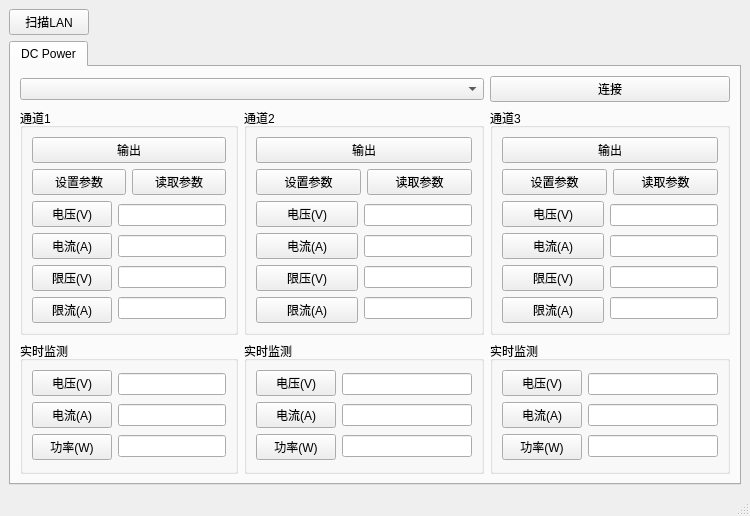
First picture: the form in mainwindow.ui, repository cjhonlyone/qt-visa-controller, before the edit.
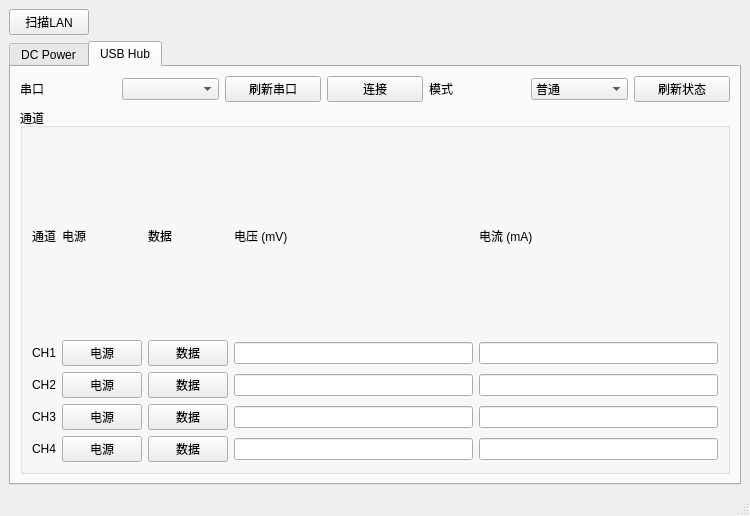
Second picture: the form after the edit. The open tabs and pages were chosen to show the change.

Commit message: Add SmartUSBHub serial controller tab + README

```diff
--- a/mainwindow.ui
+++ b/mainwindow.ui
@@ -552,6 +552,169 @@
         </item>
        </layout>
       </widget>
+      <widget class="QWidget" name="tab_hub">
+       <attribute name="title">
+        <string>USB Hub</string>
+       </attribute>
+       <layout class="QGridLayout" name="gridLayoutHub">
+        <item row="0" column="0">
+         <widget class="QLabel" name="labelHubPort">
+          <property name="text">
+           <string>串口</string>
+          </property>
+         </widget>
+        </item>
+        <item row="0" column="1">
+         <widget class="QComboBox" name="comboBox_HubPort"/>
+        </item>
+        <item row="0" column="2">
+         <widget class="QPushButton" name="REFRESHPORT_HUB">
+          <property name="text">
+           <string>刷新串口</string>
+          </property>
+         </widget>
+        </item>
+        <item row="0" column="3">
+         <widget class="QPushButton" name="CONNECT_HUB">
+          <property name="text">
+           <string>连接</string>
+          </property>
+         </widget>
+        </item>
+        <item row="0" column="4">
+         <widget class="QLabel" name="labelHubMode">
+          <property name="text">
+           <string>模式</string>
+          </property>
+         </widget>
+        </item>
+        <item row="0" column="5">
+         <widget class="QComboBox" name="comboBox_HubMode">
+          <item>
+           <property name="text">
+            <string>普通</string>
+           </property>
+          </item>
+          <item>
+           <property name="text">
+            <string>互锁</string>
+           </property>
+          </item>
+         </widget>
+        </item>
+        <item row="0" column="6">
+         <widget class="QPushButton" name="REFRESHSTATE_HUB">
+          <property name="text">
+           <string>刷新状态</string>
+          </property>
+         </widget>
+        </item>
+        <item row="1" column="0" colspan="7">
+         <widget class="QGroupBox" name="groupBox_HubChannels">
+          <property name="title">
+           <string>通道</string>
+          </property>
+          <layout class="QGridLayout" name="gridLayoutHubChannels">
+           <item row="0" column="0">
+            <widget class="QLabel" name="labelHubCh">
+             <property name="text">
+              <string>通道</string>
+             </property>
+            </widget>
+           </item>
+           <item row="0" column="1">
+            <widget class="QLabel" name="labelHubPower">
+             <property name="text">
+              <string>电源</string>
+             </property>
+            </widget>
+           </item>
+           <item row="0" column="2">
+            <widget class="QLabel" name="labelHubData">
+             <property name="text">
+              <string>数据</string>
+             </property>
+            </widget>
+           </item>
+           <item row="0" column="3">
+            <widget class="QLabel" name="labelHubVolt">
+             <property name="text">
+              <string>电压 (mV)</string>
+             </property>
+            </widget>
+           </item>
+           <item row="0" column="4">
+            <widget class="QLabel" name="labelHubCurr">
+             <property name="text">
+              <string>电流 (mA)</string>
+             </property>
+            </widget>
+           </item>
+           <item row="1" column="0">
+            <widget class="QLabel" name="HUB_CHLABEL_1"><property name="text"><string>CH1</string></property></widget>
+           </item>
+           <item row="1" column="1">
+            <widget class="QPushButton" name="HUB_POWER_1"><property name="text"><string>电源</string></property></widget>
+           </item>
+           <item row="1" column="2">
+            <widget class="QPushButton" name="HUB_DATA_1"><property name="text"><string>数据</string></property></widget>
+           </item>
+           <item row="1" column="3">
+            <widget class="QLineEdit" name="HUB_VOLT_1"><property name="readOnly"><bool>true</bool></property></widget>
+           </item>
+           <item row="1" column="4">
+            <widget class="QLineEdit" name="HUB_CURR_1"><property name="readOnly"><bool>true</bool></property></widget>
+           </item>
+           <item row="2" column="0">
+            <widget class="QLabel" name="HUB_CHLABEL_2"><property name="text"><string>CH2</string></property></widget>
+           </item>
+           <item row="2" column="1">
+            <widget class="QPushButton" name="HUB_POWER_2"><property name="text"><string>电源</string></property></widget>
+           </item>
+           <item row="2" column="2">
+            <widget class="QPushButton" name="HUB_DATA_2"><property name="text"><string>数据</string></property></widget>
+           </item>
+           <item row="2" column="3">
+            <widget class="QLineEdit" name="HUB_VOLT_2"><property name="readOnly"><bool>true</bool></property></widget>
+           </item>
+           <item row="2" column="4">
+            <widget class="QLineEdit" name="HUB_CURR_2"><property name="readOnly"><bool>true</bool></property></widget>
+           </item>
+           <item row="3" column="0">
+            <widget class="QLabel" name="HUB_CHLABEL_3"><property name="text"><string>CH3</string></property></widget>
+           </item>
+           <item row="3" column="1">
+            <widget class="QPushButton" name="HUB_POWER_3"><property name="text"><string>电源</string></property></widget>
+           </item>
+           <item row="3" column="2">
+            <widget class="QPushButton" name="HUB_DATA_3"><property name="text"><string>数据</string></property></widget>
+           </item>
+           <item row="3" column="3">
+            <widget class="QLineEdit" name="HUB_VOLT_3"><property name="readOnly"><bool>true</bool></property></widget>
+           </item>
+           <item row="3" column="4">
+            <widget class="QLineEdit" name="HUB_CURR_3"><property name="readOnly"><bool>true</bool></property></widget>
+           </item>
+           <item row="4" column="0">
+            <widget class="QLabel" name="HUB_CHLABEL_4"><property name="text"><string>CH4</string></property></widget>
+           </item>
+           <item row="4" column="1">
+            <widget class="QPushButton" name="HUB_POWER_4"><property name="text"><string>电源</string></property></widget>
+           </item>
+           <item row="4" column="2">
+            <widget class="QPushButton" name="HUB_DATA_4"><property name="text"><string>数据</string></property></widget>
+           </item>
+           <item row="4" column="3">
+            <widget class="QLineEdit" name="HUB_VOLT_4"><property name="readOnly"><bool>true</bool></property></widget>
+           </item>
+           <item row="4" column="4">
+            <widget class="QLineEdit" name="HUB_CURR_4"><property name="readOnly"><bool>true</bool></property></widget>
+           </item>
+          </layout>
+         </widget>
+        </item>
+       </layout>
+      </widget>
      </widget>
     </item>
    </layout>
```
The commit also changes 7 other files.
